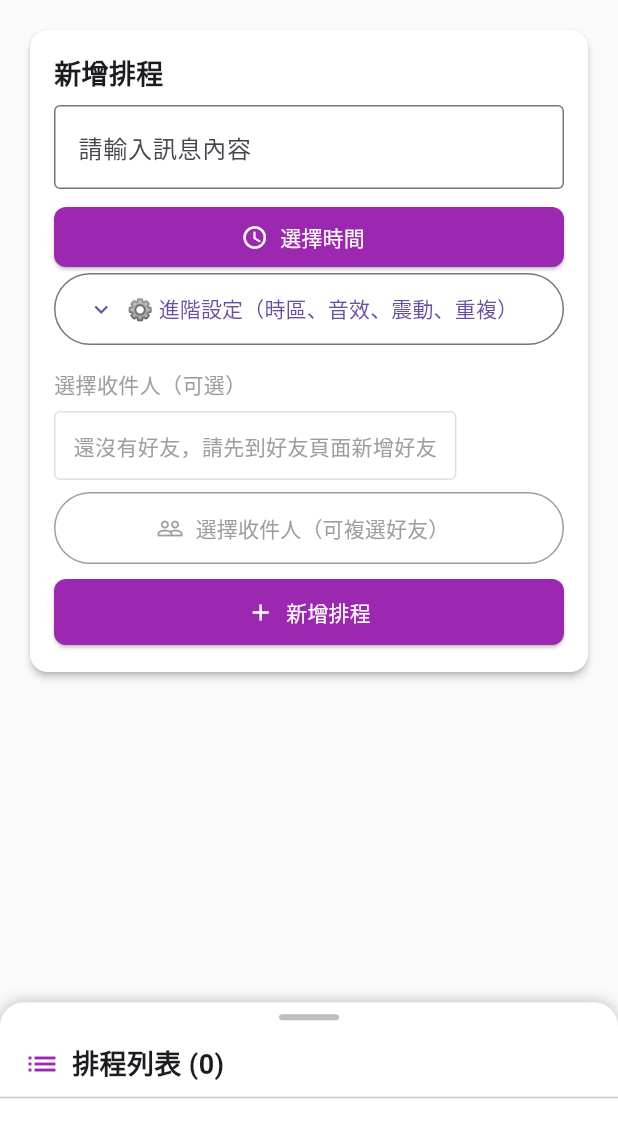
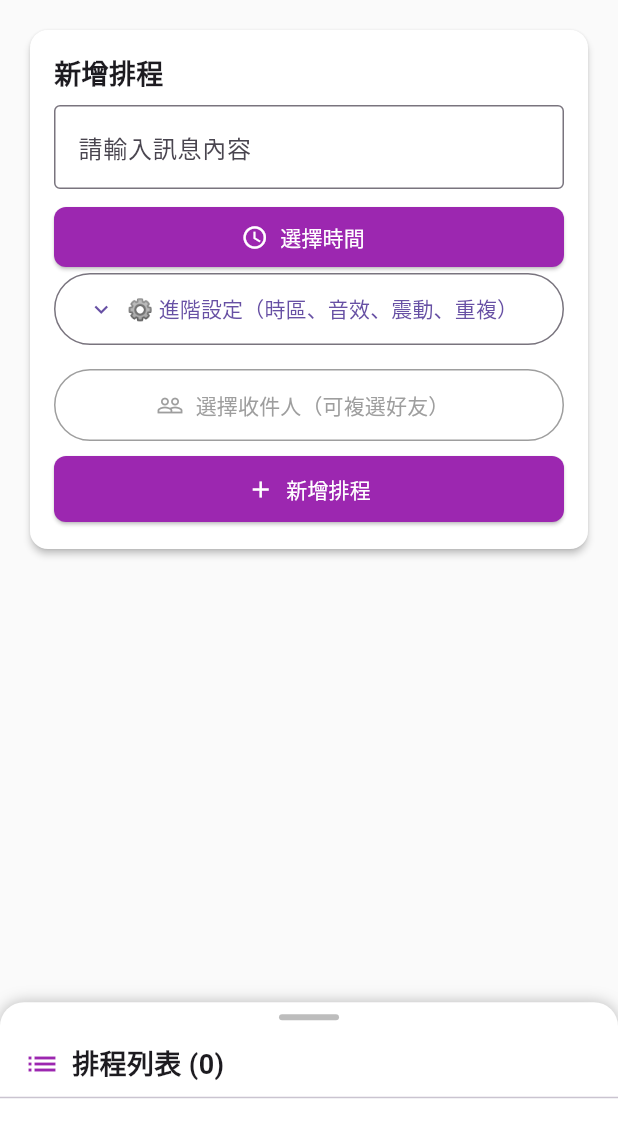
Before and after one commit to TomChiu1224/timed-messenger, a Flutter app: the screen it shows once a user with an empty profile is signed in, after a tap on "稍後提醒", on a phone screen of 412 x 824 dp, the part 84-1223 px from its top. Run offline on Flutter 3.47's test engine with Material 3 defaults, Android fonts, the phone set to English and light mode, and no system bars; our stand-ins replace cloud_firestore, file_picker, firebase_auth, firebase_core, firebase_messaging, flutter_local_notifications and 9 more; missing offline and left inert: android_intent_plus; accounts and stored records are empty; network calls fail.

Commit message:
feat: 主頁UI簡化、收件人合併為單一按鈕

```diff
--- a/lib/main.dart
+++ b/lib/main.dart
@@ -3625,67 +3625,7 @@ class _HomePageState extends State<HomePage> {
                           ], // 進階設定結束
                         ],
                         const SizedBox(height: 8),
-                        // ✅ 收件人選擇
-                        const Text('選擇收件人（可選）',
-                            style: TextStyle(fontSize: 14, color: Colors.grey)),
-                        const SizedBox(height: 8),
-                        _loadingFriends
-                            ? const Center(child: CircularProgressIndicator())
-                            : _friendsList.isEmpty
-                                ? Container(
-                                    padding: const EdgeInsets.all(12),
-                                    decoration: BoxDecoration(
-                                      border: Border.all(
-                                          color: Colors.grey.shade300),
-                                      borderRadius: BorderRadius.circular(4),
-                                    ),
-                                    child: const Text('還沒有好友，請先到好友頁面新增好友',
-                                        style: TextStyle(color: Colors.grey)),
-                                  )
-                                : DropdownButtonFormField<String>(
-                                    isExpanded: true,
-                                    value: _selectedReceiverId,
-                                    decoration: const InputDecoration(
-                                      labelText: '收件人',
-                                      border: OutlineInputBorder(),
-                                      prefixIcon: Icon(Icons.person),
-                                    ),
-                                    hint: const Text('選擇收件人（不選則為本地提醒）'),
-                                    onChanged: (value) {
-                                      setState(() {
-                                        _selectedReceiverId = value;
-                                        if (value == null) {
-                                          _selectedReceiverName = null;
-                                        } else {
-                                          final friend =
-                                              _friendsList.firstWhere(
-                                                  (f) => f['uid'] == value);
-                                          _selectedReceiverName =
-                                              friend['displayName'] ??
-                                                  friend['username'];
-                                        }
-                                      });
-                                    },
-                                    items: [
-                                      const DropdownMenuItem<String>(
-                                        value: null,
-                                        child: Text('不指定（本地提醒）'),
-                                      ),
-                                      ..._friendsList
-                                          .map(
-                                            (friend) =>
-                                                DropdownMenuItem<String>(
-                                                    value: friend['uid'],
-                                                    child: Text(
-                                                      '${friend['displayName'] ?? '未知'} @${friend['username'] ?? ''}',
-                                                      overflow:
-                                                          TextOverflow.ellipsis,
-                                                    )),
-                                          )
-                                          .toList(),
-                                    ],
-                                  ),
-                        const SizedBox(height: 8),
+
                         // ✅ 收件人多選按鈕
                         OutlinedButton.icon(
                           onPressed: _showReceiverSelector,
```
